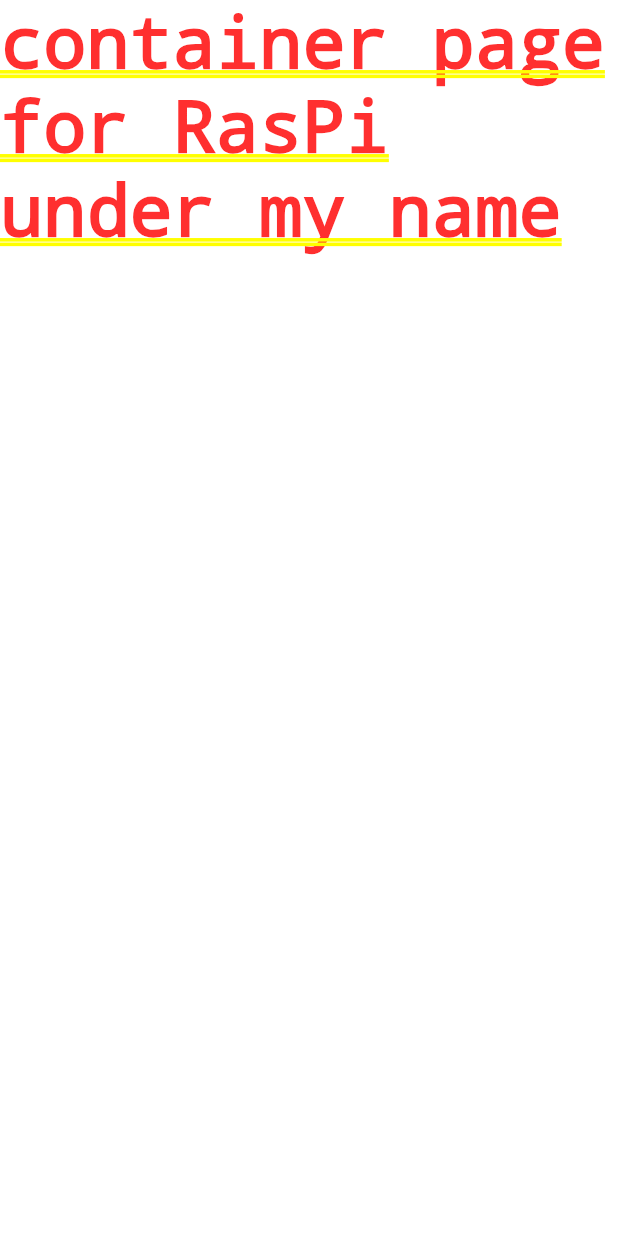
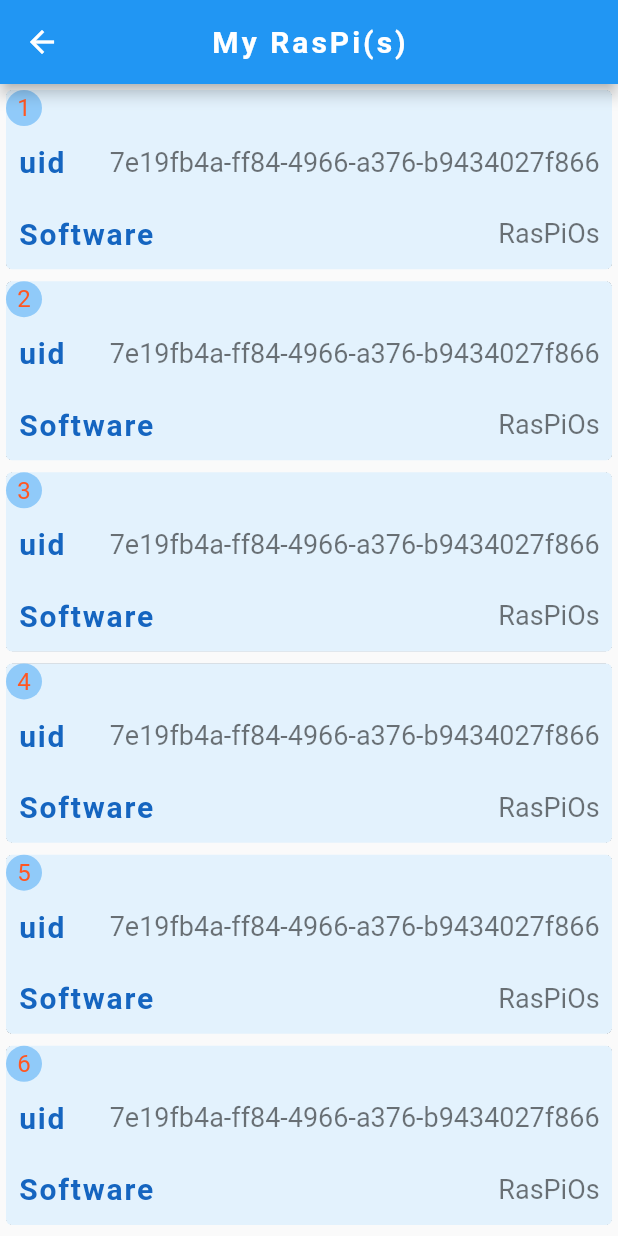
Before and after one commit to YouqinS/ADPProject-NokiaDC, a Flutter app: the screen it shows once a user with an empty profile is signed in, item 2 of the bottom bar chosen, after a tap on "My RasPi(s)", on a phone screen of 412 x 824 dp. Run offline on Flutter 3.47's test engine with Material 2 defaults, Android fonts, the phone set to English and light mode, and no system bars; our stand-ins replace cloud_firestore, firebase_auth, firebase_core, flutter_spinkit; accounts and stored records are empty.

Commit message:
created UI for my_pi
* created a scrollable list view to display all the ras pi under a username
* clicking of a list item brings to pi_data/detail page

```diff
--- a/RasPiFinder/lib/profile/my_pi.dart
+++ b/RasPiFinder/lib/profile/my_pi.dart
@@ -1,10 +1,84 @@
+import 'package:RasPiFinder/components/app_bar.dart';
+import 'package:RasPiFinder/components/navigate.dart';
+import 'package:RasPiFinder/pi_data/dataContainer.dart';
+import 'package:RasPiFinder/pi_data/pi_data.dart';
 import 'package:flutter/cupertino.dart';
+import 'package:flutter/material.dart';
 
-class MyRasPi extends StatelessWidget {
+class MyRasPi extends StatefulWidget {
+  @override
+  _MyRasPiState createState() => _MyRasPiState();
+}
+
+class _MyRasPiState extends State<MyRasPi> {
+  String piUid, software;
+
+  @override
+  void initState() {
+    super.initState();
+  }
+
+  @override
+  void dispose() {
+    super.dispose();
+  }
+
   @override
   Widget build(BuildContext context) {
-    return Container(
-      child: Text('container page for RasPi under my name'),
+    getPiData();
+    return Scaffold(
+      appBar: PiAppBar(title: 'My RasPi(s)').build(context),
+      body: ListView.builder(
+        //TODO fetch data from db
+        itemCount: 10,
+        itemBuilder: (BuildContext context, int index) {
+          return GestureDetector(
+            onTap: () {
+              print('card tapped');
+              navigateToPage(context, PiData());
+            },
+            child: Card(
+              elevation: 0.01,
+              color: Colors.blue[50],
+              child: Column(
+                crossAxisAlignment: CrossAxisAlignment.start,
+                children: [
+                  CircleAvatar(
+                    radius: 12,
+                    backgroundColor: Colors.blue[200],
+                    child: Text(
+                      (index + 1).toString(),
+                      textAlign: TextAlign.left,
+                      style: TextStyle(
+                        //fontWeight: FontWeight.bold,
+                        color: Colors.deepOrange,
+                      ),
+                    ),
+                  ),
+
+                  DataContainer(
+                    label: 'uid',
+                    content: piUid,
+                    maxLine: 2,
+                    isUser: false,
+                  ),
+                  DataContainer(
+                    label: 'Software',
+                    content: software,
+                    maxLine: 2,
+                    isUser: false,
+                  ),
+                ],
+              ),
+            ),
+          );
+        },
+      ),
     );
   }
+
+  void getPiData() {
+    piUid = '7e19fb4a-ff84-4966-a376-b9434027f866';
+    software = 'RasPiOs';
+  }
 }
```
